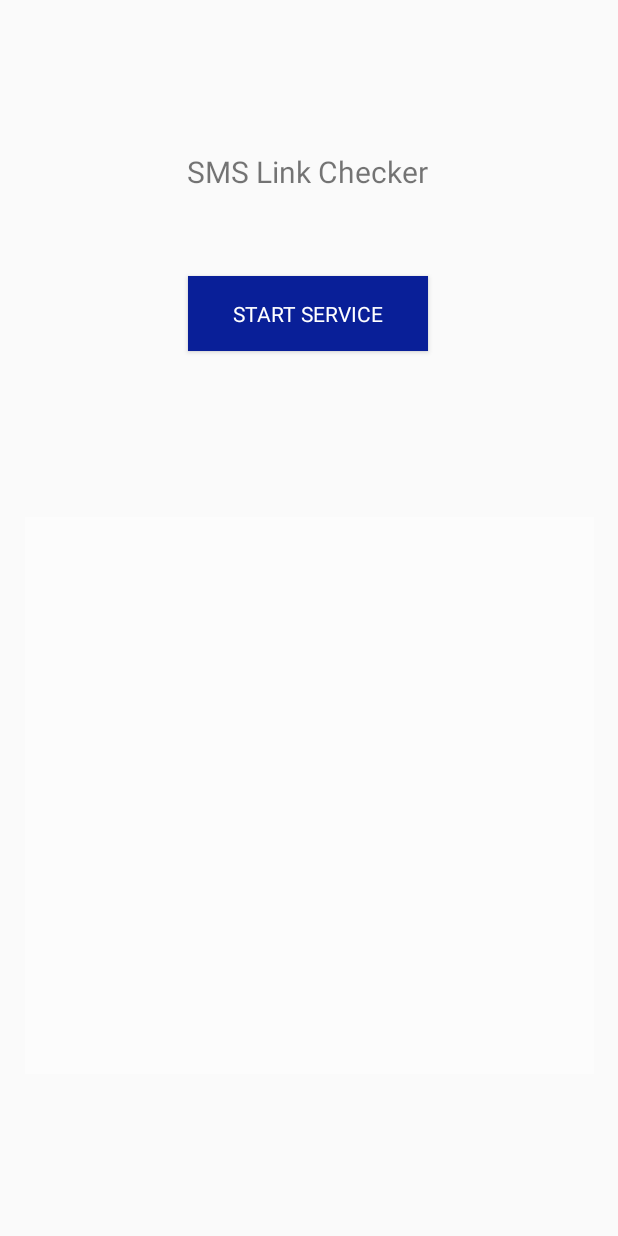
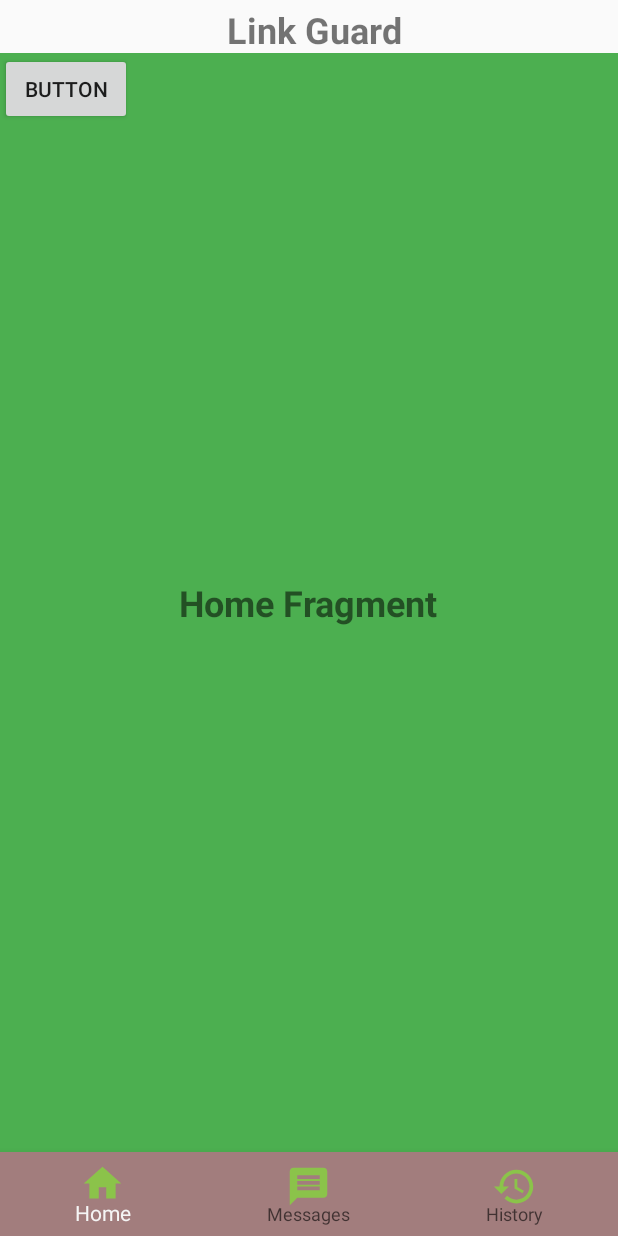
Before and after one commit to Siege-S/LinkChecker, an Android app: the screen it shows after launch (MainActivity), on a phone screen of 412 x 824 dp. Run offline under Robolectric (Android 15) with nearby library versions, the phone set to English and light mode, and no system bars.

Commit message:
Added Fragments, Message Fragment retrieve detected urls from DB (no images)

```diff
--- a/app/build.gradle.kts
+++ b/app/build.gradle.kts
@@ -25,6 +25,9 @@ android {
             )
         }
     }
+    buildFeatures {
+        viewBinding = true
+    }
     compileOptions {
         sourceCompatibility = JavaVersion.VERSION_1_8
         targetCompatibility = JavaVersion.VERSION_1_8
--- /dev/null
+++ b/app/src/main/java/com/example/smslinkchecker/HomeFragment.java
@@ -0,0 +1,66 @@
+package com.example.smslinkchecker;
+
+import android.os.Bundle;
+
+import androidx.fragment.app.Fragment;
+
+import android.view.LayoutInflater;
+import android.view.View;
+import android.view.ViewGroup;
+
+/**
+ * A simple {@link Fragment} subclass.
+ * Use the {@link HomeFragment#newInstance} factory method to
+ * create an instance of this fragment.
+ */
+public class HomeFragment extends Fragment {
+
+    // TODO: Rename parameter arguments, choose names that match
+    // the fragment initialization parameters, e.g. ARG_ITEM_NUMBER
+    private static final String ARG_PARAM1 = "param1";
+    private static final String ARG_PARAM2 = "param2";
+
+    // TODO: Rename and change types of parameters
+    private String mParam1;
+    private String mParam2;
+
+    public HomeFragment() {
+        // Required empty public constructor
+    }
+
+    /**
+     * Use this factory method to create a new instance of
+     * this fragment using the provided parameters.
+     *
+     * @param param1 Parameter 1.
+     * @param param2 Parameter 2.
+     * @return A new instance of fragment HomeFragment.
+     */
+    // TODO: Rename and change types and number of parameters
+    public static HomeFragment newInstance(String param1, String param2) {
+        HomeFragment fragment = new HomeFragment();
+        Bundle args = new Bundle();
+        args.putString(ARG_PARAM1, param1);
+        args.putString(ARG_PARAM2, param2);
+        fragment.setArguments(args);
+        return fragment;
+    }
+
+    @Override
+    public void onCreate(Bundle savedInstanceState) {
+        super.onCreate(savedInstanceState);
+        if (getArguments() != null) {
+            mParam1 = getArguments().getString(ARG_PARAM1);
+            mParam2 = getArguments().getString(ARG_PARAM2);
+        }
+    }
+
+    @Override
+    public View onCreateView(LayoutInflater inflater, ViewGroup container,
+                             Bundle savedInstanceState) {
+        // Inflate the layout for this fragment
+        return inflater.inflate(R.layout.fragment_home, container, false);
+
+
+    }
+}
--- a/app/src/main/java/com/example/smslinkchecker/MainActivity.java
+++ b/app/src/main/java/com/example/smslinkchecker/MainActivity.java
@@ -1,5 +1,6 @@
 package com.example.smslinkchecker;
 
+import android.annotation.SuppressLint;
 import android.app.ActivityManager;
 import android.app.AlertDialog;
 import android.content.Context;
@@ -25,27 +26,52 @@ import androidx.core.app.NotificationManagerCompat;
 import androidx.core.graphics.Insets;
 import androidx.core.view.ViewCompat;
 import androidx.core.view.WindowInsetsCompat;
+import androidx.fragment.app.Fragment;
+import androidx.fragment.app.FragmentManager;
+import androidx.fragment.app.FragmentTransaction;
+
+import com.example.smslinkchecker.databinding.ActivityMainBinding;
 
 import java.util.ArrayList;
 
 
 public class MainActivity extends AppCompatActivity {
-    public ListView listviewRecent;
     private static final int REQUEST_NOTIFICATION_PERMISSION = 1001;
     private Button buttonStartService;
-    private ArrayAdapter<String> adapter;
-    private ArrayList<String> urlList;
-    private static MainActivity instance;
+
+     ActivityMainBinding binding;
+
     @Override
     protected void onCreate(Bundle savedInstanceState) {
         super.onCreate(savedInstanceState);
         EdgeToEdge.enable(this);
-        setContentView(R.layout.activity_main);
+        binding = ActivityMainBinding.inflate(getLayoutInflater());
+        setContentView(binding.getRoot());
+        replaceFragment(new HomeFragment());
+        binding.bottomNavigationView.setOnItemSelectedListener(item -> {
+            int itemId = item.getItemId();
+            if (itemId == R.id.home) {// Handle home action
+                replaceFragment(new HomeFragment());
+            }
+            else if (itemId == R.id.messages) {// Handle messages action
+                replaceFragment(new MessageFragment());
+            }
+            else if (itemId == R.id.history) {// Handle history action
+                replaceFragment(new HistoryFragment());
+            }
+            else {
+                return false;
+            }
+            return true;
+        });
+
         ViewCompat.setOnApplyWindowInsetsListener(findViewById(R.id.main), (v, insets) -> {
             Insets systemBars = insets.getInsets(WindowInsetsCompat.Type.systemBars());
             v.setPadding(systemBars.left, systemBars.top, systemBars.right, systemBars.bottom);
             return insets;
         });
+
+
 
         if(Build.VERSION.SDK_INT >= Build.VERSION_CODES.M && checkSelfPermission(Manifest.permission.RECEIVE_SMS)
                 != PackageManager.PERMISSION_GRANTED) {
@@ -54,40 +80,31 @@ public class MainActivity extends AppCompatActivity {
 
         checkNotificationPermission();
 
-        buttonStartService = findViewById(R.id.btnStartService);
-        Intent serviceIntent = new Intent(this, MyForegroundService.class);
-        if(!foregroundServiceRunning()) {
-            buttonStartService.setText("Start Service");
-        } else {
-            buttonStartService.setText("Stop Service");
-        }
-        // Button to start the service
+//        buttonStartService = findViewById(R.id.btnStartService);
+//        Intent serviceIntent = new Intent(this, MyForegroundService.class);
+//        if(!foregroundServiceRunning()) {
+//            buttonStartService.setText("Start Service");
+//        } else {
+//            buttonStartService.setText("Stop Service");
+//        }
+//        // Button to start the service
+//
+//        buttonStartService.setOnClickListener(new View.OnClickListener() {
+//            @Override
+//            public void onClick(View v) {
+//                btnStartServiceOnClick(v);
+//            }
+//        });
 
-        buttonStartService.setOnClickListener(new View.OnClickListener() {
-            @Override
-            public void onClick(View v) {
-                btnStartServiceOnClick(v);
-            }
-        });
+    } // onCreate
 
-//        listviewRecent = findViewById(R.id.listviewRecent);
-//        ArrayAdapter<String> arrayadapter = new ArrayAdapter<String>(this, R.layout.listview_recent, R.id.txtrecent, mylist);
-//        listviewRecent.setAdapter(arrayadapter);
-        instance = this; // Static reference
-        ListView listviewRecent = findViewById(R.id.listviewRecent);
-        urlList = new ArrayList<>();
-        adapter = new ArrayAdapter<>(this, android.R.layout.simple_list_item_1, urlList);
-        listviewRecent.setAdapter(adapter);
+    private void replaceFragment(Fragment fragment){
+        FragmentManager fragmentManager = getSupportFragmentManager();
+        FragmentTransaction fragmentTransaction = fragmentManager.beginTransaction();
+        fragmentTransaction.replace(R.id.frame_layout, fragment);
+        fragmentTransaction.commit();
+    }
 
-    }
-    //Add URL Method in listviewrecent
-    public void addUrl(String url) {
-        urlList.add(url);
-        adapter.notifyDataSetChanged();
-    }
-    public static MainActivity getInstance() {
-        return instance;
-    }
     //Start Service Method
     public void btnStartServiceOnClick(View view) {
         Log.v("btnService", "Button Service is CLicked.");
--- a/app/src/main/java/com/example/smslinkchecker/SmsListener.java
+++ b/app/src/main/java/com/example/smslinkchecker/SmsListener.java
@@ -59,7 +59,7 @@ public class SmsListener extends BroadcastReceiver {
                             Log.v("URL", url);
                             createNotification(context, "URL Detected in SMS message", url);
 
-                            //Method Call API return API URL
+                            // Method Call API return API URL
                             String apiUrl = SnapshotmachineAPI(url);
 
                             String finalMsg_from = msg_from;
--- /dev/null
+++ b/app/src/main/res/drawable/baseline_history_24.xml
@@ -0,0 +1,5 @@
+<vector xmlns:android="http://schemas.android.com/apk/res/android" android:height="24dp" android:tint="#000000" android:viewportHeight="24" android:viewportWidth="24" android:width="24dp">
+
+    <path android:fillColor="@android:color/white" android:pathData="M13,3c-4.97,0 -9,4.03 -9,9L1,12l3.89,3.89 0.07,0.14L9,12L6,12c0,-3.87 3.13,-7 7,-7s7,3.13 7,7 -3.13,7 -7,7c-1.93,0 -3.68,-0.79 -4.94,-2.06l-1.42,1.42C8.27,19.99 10.51,21 13,21c4.97,0 9,-4.03 9,-9s-4.03,-9 -9,-9zM12,8v5l4.28,2.54 0.72,-1.21 -3.5,-2.08L13.5,8L12,8z"/>
+
+</vector>
--- /dev/null
+++ b/app/src/main/res/drawable/baseline_home_24.xml
@@ -0,0 +1,5 @@
+<vector xmlns:android="http://schemas.android.com/apk/res/android" android:height="24dp" android:tint="#000000" android:viewportHeight="24" android:viewportWidth="24" android:width="24dp">
+
+    <path android:fillColor="@android:color/white" android:pathData="M10,20v-6h4v6h5v-8h3L12,3 2,12h3v8z"/>
+
+</vector>
--- /dev/null
+++ b/app/src/main/res/drawable/baseline_message_24.xml
@@ -0,0 +1,5 @@
+<vector xmlns:android="http://schemas.android.com/apk/res/android" android:autoMirrored="true" android:height="24dp" android:tint="#000000" android:viewportHeight="24" android:viewportWidth="24" android:width="24dp">
+
+    <path android:fillColor="@android:color/white" android:pathData="M20,2L4,2c-1.1,0 -1.99,0.9 -1.99,2L2,22l4,-4h14c1.1,0 2,-0.9 2,-2L22,4c0,-1.1 -0.9,-2 -2,-2zM18,14L6,14v-2h12v2zM18,11L6,11L6,9h12v2zM18,8L6,8L6,6h12v2z"/>
+
+</vector>
--- /dev/null
+++ b/app/src/main/res/drawable/rounded_home_24.xml
@@ -0,0 +1,5 @@
+<vector xmlns:android="http://schemas.android.com/apk/res/android" android:height="24dp" android:tint="#000000" android:viewportHeight="960" android:viewportWidth="960" android:width="24dp">
+
+    <path android:fillColor="@android:color/white" android:pathData="M240,760L360,760L360,560Q360,543 371.5,531.5Q383,520 400,520L560,520Q577,520 588.5,531.5Q600,543 600,560L600,760L720,760L720,400Q720,400 720,400Q720,400 720,400L480,220Q480,220 480,220Q480,220 480,220L240,400Q240,400 240,400Q240,400 240,400L240,760ZM160,760L160,400Q160,381 168.5,364Q177,347 192,336L432,156Q453,140 480,140Q507,140 528,156L768,336Q783,347 791.5,364Q800,381 800,400L800,760Q800,793 776.5,816.5Q753,840 720,840L560,840Q543,840 531.5,828.5Q520,817 520,800L520,600Q520,600 520,600Q520,600 520,600L440,600Q440,600 440,600Q440,600 440,600L440,800Q440,817 428.5,828.5Q417,840 400,840L240,840Q207,840 183.5,816.5Q160,793 160,760ZM480,490L480,490L480,490Q480,490 480,490Q480,490 480,490L480,490L480,490L480,490L480,490Q480,490 480,490Q480,490 480,490L480,490Q480,490 480,490Q480,490 480,490L480,490Z"/>
+
+</vector>
--- a/app/src/main/res/layout/activity_main.xml
+++ b/app/src/main/res/layout/activity_main.xml
@@ -5,51 +5,56 @@
     android:id="@+id/main"
     android:layout_width="match_parent"
     android:layout_height="match_parent"
+    app:layout_anchorGravity="center"
     tools:context=".MainActivity">
 
-    <TextView
-        android:id="@+id/textView"
-        android:layout_width="wrap_content"
+    <LinearLayout
+        android:id="@+id/linearLayout"
+        android:layout_width="0dp"
+        android:layout_height="35dp"
+        android:gravity="center"
+        android:orientation="horizontal"
+        app:layout_constraintEnd_toEndOf="parent"
+        app:layout_constraintStart_toStartOf="parent"
+        app:layout_constraintTop_toTopOf="parent">
+
+        <TextView
+            android:id="@+id/textView"
+            android:layout_width="wrap_content"
+            android:layout_height="37dp"
+            android:layout_gravity="center"
+            android:layout_marginTop="4dp"
+            android:text=" Link Guard"
+            android:textAlignment="center"
+            android:textSize="24sp"
+            android:textStyle="bold" />
+    </LinearLayout>
+
+    <FrameLayout
+        android:id="@+id/frame_layout"
+        android:layout_width="0dp"
+        android:layout_height="0dp"
+        app:layout_constraintBottom_toTopOf="@+id/bottomNavigationView"
+        app:layout_constraintEnd_toEndOf="parent"
+        app:layout_constraintHorizontal_bias="1.0"
+        app:layout_constraintStart_toStartOf="parent"
+        app:layout_constraintTop_toBottomOf="@+id/linearLayout"
+        app:layout_constraintVertical_bias="1.0">
+
+    </FrameLayout>
+
+    <com.google.android.material.bottomnavigation.BottomNavigationView
+        android:id="@+id/bottomNavigationView"
+        android:layout_width="match_parent"
         android:layout_height="wrap_content"
-        android:text="SMS Link Checker"
-        android:textSize="20sp"
+        android:background="#964242"
+        app:backgroundTint="#A27D7D"
+        app:itemIconSize="30dp"
+        app:itemIconTint="#8BC34A"
+        app:itemTextAppearanceActiveBoldEnabled="false"
         app:layout_constraintBottom_toBottomOf="parent"
         app:layout_constraintEnd_toEndOf="parent"
-        app:layout_constraintHorizontal_bias="0.497"
         app:layout_constraintStart_toStartOf="parent"
-        app:layout_constraintTop_toTopOf="parent"
-        app:layout_constraintVertical_bias="0.126" />
-
-    <Button
-        android:id="@+id/btnStartService"
-        android:layout_width="160dp"
-        android:layout_height="50dp"
-        android:layout_marginStart="5dp"
-        android:layout_marginEnd="5dp"
-        android:background="#091F98"
-        android:fontFamily="sans-serif"
-        android:onClick="btnStartServiceOnClick"
-        android:text="@string/btnStartService"
-        android:textColor="#FFFFFF"
-        android:textSize="14sp"
-        app:layout_constraintBottom_toBottomOf="parent"
-        app:layout_constraintEnd_toEndOf="parent"
-        app:layout_constraintHorizontal_bias="0.498"
-        app:layout_constraintStart_toStartOf="parent"
-        app:layout_constraintTop_toTopOf="parent"
-        app:layout_constraintVertical_bias="0.238"
-        tools:text="@string/btnStartService" />
-
-    <ListView
-        android:id="@+id/listviewRecent"
-        android:layout_width="379dp"
-        android:layout_height="371dp"
-        android:background="#FCFCFC"
-        app:layout_constraintBottom_toBottomOf="parent"
-        app:layout_constraintEnd_toEndOf="parent"
-        app:layout_constraintHorizontal_bias="0.52"
-        app:layout_constraintStart_toStartOf="parent"
-        app:layout_constraintTop_toBottomOf="@+id/btnStartService"
-        app:layout_constraintVertical_bias="0.507" />
+        app:menu="@menu/bottom_navmenu" />
 
 </androidx.constraintlayout.widget.ConstraintLayout>
--- /dev/null
+++ b/app/src/main/res/layout/fragment_home.xml
@@ -0,0 +1,24 @@
+<?xml version="1.0" encoding="utf-8"?>
+<FrameLayout xmlns:android="http://schemas.android.com/apk/res/android"
+    xmlns:tools="http://schemas.android.com/tools"
+    android:layout_width="match_parent"
+    android:layout_height="match_parent"
+    android:background="@color/green"
+    tools:context=".HomeFragment">
+
+    <!-- TODO: Update blank fragment layout -->
+    <TextView
+        android:layout_width="wrap_content"
+        android:layout_height="wrap_content"
+        android:layout_gravity="center"
+        android:text="Home Fragment"
+        android:textSize="24sp"
+        android:textStyle="bold" />
+
+    <Button
+        android:id="@+id/button"
+        android:layout_width="wrap_content"
+        android:layout_height="wrap_content"
+        android:text="Button" />
+
+</FrameLayout>
--- /dev/null
+++ b/app/src/main/res/menu/bottom_navmenu.xml
@@ -0,0 +1,16 @@
+<?xml version="1.0" encoding="utf-8"?>
+<menu xmlns:android="http://schemas.android.com/apk/res/android">
+
+    <item
+        android:id="@+id/home"
+        android:icon="@drawable/baseline_home_24"
+        android:title="Home" />
+    <item
+        android:id="@+id/messages"
+        android:icon="@drawable/baseline_message_24"
+        android:title="Messages" />
+    <item
+        android:id="@+id/history"
+        android:icon="@drawable/baseline_history_24"
+        android:title="History" />
+</menu>
--- a/app/src/main/res/values/strings.xml
+++ b/app/src/main/res/values/strings.xml
@@ -1,4 +1,6 @@
 <resources>
     <string name="app_name">SMS Link Checker</string>
     <string name="btnStartService">Start Service</string>
+    <!-- TODO: Remove or change this placeholder text -->
+    <string name="hello_blank_fragment">Hello blank fragment</string>
 </resources>
```
Also changed, not shown: app/src/main/java/com/example/smslinkchecker/DBHelper.java (+7 -0 lines), app/src/main/java/com/example/smslinkchecker/HistoryFragment.java (added, +64 -0 lines), app/src/main/java/com/example/smslinkchecker/MessageFragment.java (added, +106 -0 lines), app/src/main/java/com/example/smslinkchecker/MyAdapter.java (added, +54 -0 lines), app/src/main/res/layout/fragment_history.xml (added, +18 -0 lines), app/src/main/res/layout/fragment_message.xml (added, +13 -0 lines), app/src/main/res/layout/listview_recent.xml (deleted, +0 -13 lines), app/src/main/res/layout/userentry.xml (added, +103 -0 lines).
